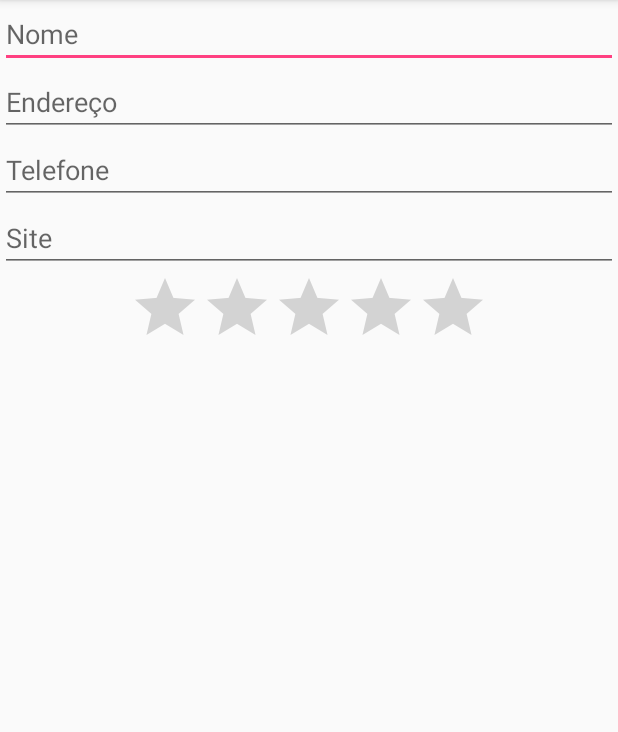
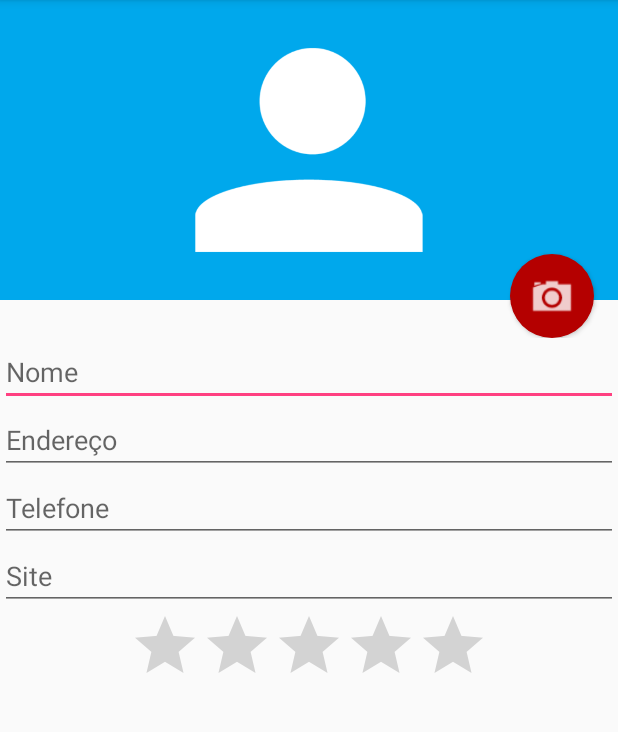
Before and after one commit to Platiplus/Android_Agenda, an Android app: the FormularioActivity screen opened directly, with no data from a screen before it, on a phone screen of 412 x 824 dp, the part 84-816 px from its top. Run offline under Robolectric (Android 15) with nearby library versions, the phone set to English and light mode, and no system bars.

Commit message:
Layout improvements and new Adapter implemented

```diff
--- a/app/build.gradle
+++ b/app/build.gradle
@@ -20,7 +20,7 @@ android {
 
 dependencies {
     implementation fileTree(dir: 'libs', include: ['*.jar'])
-    implementation 'com.android.support:appcompat-v7:28.0.0-rc02'
+    implementation 'com.android.support:appcompat-v7:28.0.0-alpha1'
     implementation 'com.android.support.constraint:constraint-layout:1.1.3'
     testImplementation 'junit:junit:4.12'
     androidTestImplementation 'com.android.support.test:runner:1.0.2'
--- a/app/src/main/java/com/platiplus/agenda/FormularioHelper.java
+++ b/app/src/main/java/com/platiplus/agenda/FormularioHelper.java
@@ -1,17 +1,21 @@
 package com.platiplus.agenda;
 
+import android.graphics.Bitmap;
+import android.graphics.BitmapFactory;
 import android.widget.EditText;
+import android.widget.ImageView;
 import android.widget.RatingBar;
 
 import com.platiplus.agenda.Model.Aluno;
 
 public class FormularioHelper  {
 
-    private EditText campoNome;
-    private EditText campoEndereco;
-    private EditText campoTelefone;
-    private EditText campoSite;
-    private RatingBar campoNota;
+    private final EditText campoNome;
+    private final EditText campoEndereco;
+    private final EditText campoTelefone;
+    private final EditText campoSite;
+    private final RatingBar campoNota;
+    private final ImageView campoFoto;
     private Aluno aluno;
 
     public FormularioHelper(FormularioActivity activity)  {
@@ -20,6 +24,7 @@ public class FormularioHelper  {
         campoTelefone = activity.findViewById(R.id.formulario_tel);
         campoSite = activity.findViewById(R.id.formulario_site);
         campoNota = activity.findViewById(R.id.formulario_nota);
+        campoFoto = activity.findViewById(R.id.formulario_foto);
         aluno = new Aluno();
     }
 
@@ -29,6 +34,7 @@ public class FormularioHelper  {
         aluno.setTelefone(campoTelefone.getText().toString());
         aluno.setSite(campoSite.getText().toString());
         aluno.setNota(Double.valueOf(campoNota.getProgress()));
+        aluno.setCaminhoFoto((String)campoFoto.getTag());
 
         return aluno;
     }
@@ -39,6 +45,17 @@ public class FormularioHelper  {
         campoTelefone.setText(aluno.getTelefone());
         campoSite.setText(aluno.getSite());
         campoNota.setProgress(aluno.getNota().intValue());
+        carregaImagem(aluno.getCaminhoFoto());
         this.aluno = aluno;
     }
+
+    public void carregaImagem(String caminhoFoto) {
+        if (caminhoFoto != null){
+            Bitmap bitmap = BitmapFactory.decodeFile(caminhoFoto);
+            Bitmap bitmapReduzido = Bitmap.createScaledBitmap(bitmap, 300, 300, true);
+            campoFoto.setImageBitmap(bitmapReduzido);
+            campoFoto.setScaleType(ImageView.ScaleType.FIT_XY);
+            campoFoto.setTag(caminhoFoto);
+        }
+    }
 }
--- a/app/src/main/java/com/platiplus/agenda/ListaAlunosActivity.java
+++ b/app/src/main/java/com/platiplus/agenda/ListaAlunosActivity.java
@@ -19,6 +19,7 @@ import android.widget.Button;
 import android.widget.ListView;
 import android.widget.Toast;
 
+import com.platiplus.agenda.Adapter.AlunosAdapter;
 import com.platiplus.agenda.DAO.AlunoDAO;
 import com.platiplus.agenda.Model.Aluno;
 
@@ -62,7 +63,7 @@ public class ListaAlunosActivity extends AppCompatActivity {
         List<Aluno> alunos = dao.buscaAlunos();
         dao.close();
 
-        ArrayAdapter<Aluno> adapter = new ArrayAdapter<Aluno>(this, android.R.layout.simple_list_item_1, alunos);
+        AlunosAdapter adapter = new AlunosAdapter(this, alunos);
         listaAlunos.setAdapter(adapter);
     }
 
--- /dev/null
+++ b/app/src/main/res/drawable/fundo_camera.xml
@@ -0,0 +1,14 @@
+<?xml version="1.0" encoding="utf-8"?>
+<layer-list xmlns:android="http://schemas.android.com/apk/res/android">
+    <item>
+        <shape
+        android:shape="oval">
+            <solid android:color="#b40000"></solid>
+            <padding android:top="10dp"
+                android:bottom="10dp"
+                android:left="10dp"
+                android:right="10dp"/>
+        </shape>
+    </item>
+    <item android:drawable="@drawable/ic_camera"/>
+</layer-list>
--- a/app/src/main/res/layout/activity_formulario.xml
+++ b/app/src/main/res/layout/activity_formulario.xml
@@ -7,6 +7,29 @@
         android:layout_width="match_parent"
         android:layout_height="match_parent"
         android:orientation="vertical">
+
+        <RelativeLayout
+            android:layout_width="match_parent"
+            android:layout_height="225dp">
+
+            <ImageView
+                android:layout_width="match_parent"
+                android:layout_height="200dp"
+                android:src="@drawable/person"
+                android:background="#00A8EC"
+                android:id="@+id/formulario_foto"/>
+
+            <Button
+                android:layout_width="56dp"
+                android:layout_height="56dp"
+                android:background="@drawable/fundo_camera"
+                android:layout_alignParentBottom="true"
+                android:layout_alignParentRight="true"
+                android:layout_marginRight="16dp"
+                android:id="@+id/formulario_botao_foto"/>
+        </RelativeLayout>
+
+
 
         <EditText
             android:id="@+id/formulario_name"
```
Also changed, not shown: app/src/main/java/com/platiplus/agenda/Adapter/AlunosAdapter.java (added, +72 -0 lines), app/src/main/java/com/platiplus/agenda/DAO/AlunoDAO.java (+10 -5 lines), app/src/main/java/com/platiplus/agenda/FormularioActivity.java (+37 -0 lines), app/src/main/java/com/platiplus/agenda/Model/Aluno.java (+9 -0 lines), app/src/main/res/layout/list_item.xml (added, +36 -0 lines).
